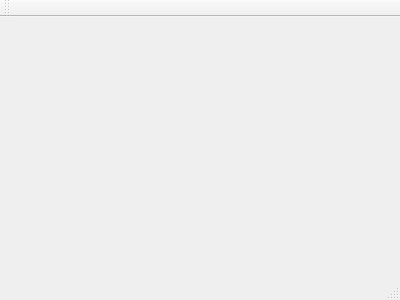
First picture: the form in mainwindow.ui, repository quantum-pie/cbgu, before the edit.
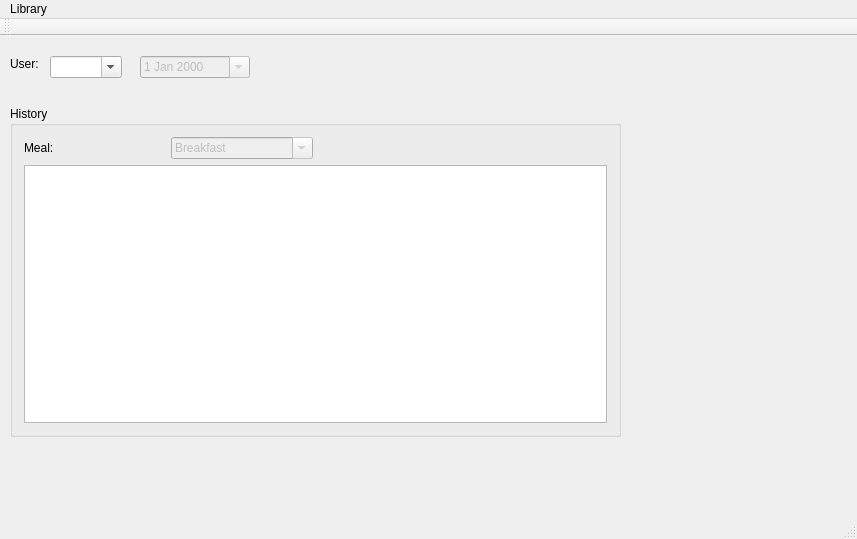
Second picture: the form after the edit.

Commit message: On MainWindow implementation

```diff
--- a/mainwindow.ui
+++ b/mainwindow.ui
@@ -1,24 +1,155 @@
 <ui version="4.0">
  <class>MainWindow</class>
- <widget class="QMainWindow" name="MainWindow" >
-  <property name="geometry" >
+ <widget class="QMainWindow" name="MainWindow">
+  <property name="geometry">
    <rect>
     <x>0</x>
     <y>0</y>
-    <width>400</width>
-    <height>300</height>
+    <width>857</width>
+    <height>539</height>
    </rect>
   </property>
   <property name="windowTitle" >
    <string>MainWindow</string>
   </property>
-  <widget class="QMenuBar" name="menuBar" />
-  <widget class="QToolBar" name="mainToolBar" />
-  <widget class="QWidget" name="centralWidget" />
-  <widget class="QStatusBar" name="statusBar" />
+  <widget class="QWidget" name="centralWidget">
+   <widget class="QDateEdit" name="dateEdit">
+    <property name="enabled">
+     <bool>false</bool>
+    </property>
+    <property name="geometry">
+     <rect>
+      <x>140</x>
+      <y>20</y>
+      <width>110</width>
+      <height>22</height>
+     </rect>
+    </property>
+    <property name="calendarPopup">
+     <bool>true</bool>
+    </property>
+   </widget>
+   <widget class="QLabel" name="label">
+    <property name="geometry">
+     <rect>
+      <x>10</x>
+      <y>20</y>
+      <width>31</width>
+      <height>16</height>
+     </rect>
+    </property>
+    <property name="text">
+     <string>User:</string>
+    </property>
+   </widget>
+   <widget class="QComboBox" name="comboBox_user">
+    <property name="geometry">
+     <rect>
+      <x>50</x>
+      <y>20</y>
+      <width>72</width>
+      <height>22</height>
+     </rect>
+    </property>
+    <property name="editable">
+     <bool>true</bool>
+    </property>
+   </widget>
+   <widget class="QGroupBox" name="groupBox">
+    <property name="geometry">
+     <rect>
+      <x>10</x>
+      <y>70</y>
+      <width>611</width>
+      <height>331</height>
+     </rect>
+    </property>
+    <property name="title">
+     <string>History</string>
+    </property>
+    <layout class="QGridLayout" name="gridLayout">
+     <item row="1" column="0" colspan="4">
+      <widget class="QTableView" name="tableView"/>
+     </item>
+     <item row="0" column="0">
+      <widget class="QLabel" name="label_2">
+       <property name="text">
+        <string>Meal:</string>
+       </property>
+      </widget>
+     </item>
+     <item row="0" column="1">
+      <widget class="QComboBox" name="comboBox_meal">
+       <property name="enabled">
+        <bool>false</bool>
+       </property>
+       <property name="editable">
+        <bool>true</bool>
+       </property>
+       <item>
+        <property name="text">
+         <string>Breakfast</string>
+        </property>
+       </item>
+       <item>
+        <property name="text">
+         <string>Lunch</string>
+        </property>
+       </item>
+       <item>
+        <property name="text">
+         <string>Dinner</string>
+        </property>
+       </item>
+       <item>
+        <property name="text">
+         <string>Snack</string>
+        </property>
+       </item>
+      </widget>
+     </item>
+    </layout>
+   </widget>
+  </widget>
+  <widget class="QMenuBar" name="menuBar">
+   <property name="geometry">
+    <rect>
+     <x>0</x>
+     <y>0</y>
+     <width>857</width>
+     <height>20</height>
+    </rect>
+   </property>
+   <widget class="QMenu" name="menuLibrary">
+    <property name="title">
+     <string>Library</string>
+    </property>
+    <addaction name="actionIngredients"/>
+    <addaction name="actionMeals"/>
+   </widget>
+   <addaction name="menuLibrary"/>
+  </widget>
+  <widget class="QToolBar" name="mainToolBar">
+   <attribute name="toolBarArea">
+    <enum>TopToolBarArea</enum>
+   </attribute>
+   <attribute name="toolBarBreak">
+    <bool>false</bool>
+   </attribute>
+  </widget>
+  <widget class="QStatusBar" name="statusBar"/>
+  <action name="actionIngredients">
+   <property name="text">
+    <string>Ingredients</string>
+   </property>
+  </action>
+  <action name="actionMeals">
+   <property name="text">
+    <string>Meals</string>
+   </property>
+  </action>
  </widget>
- <layoutDefault spacing="6" margin="11" />
- <pixmapfunction></pixmapfunction>
+ <layoutdefault spacing="6" margin="11"/>
  <resources/>
  <connections/>
 </ui>
```
Left out of the diff: 3 changed lines with no effect on the pictures. The commit also changes 2 other files.
